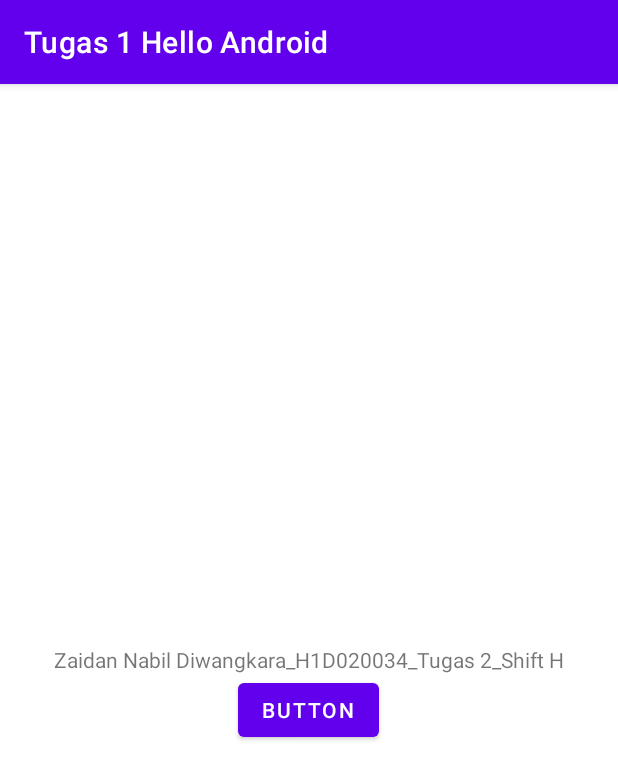
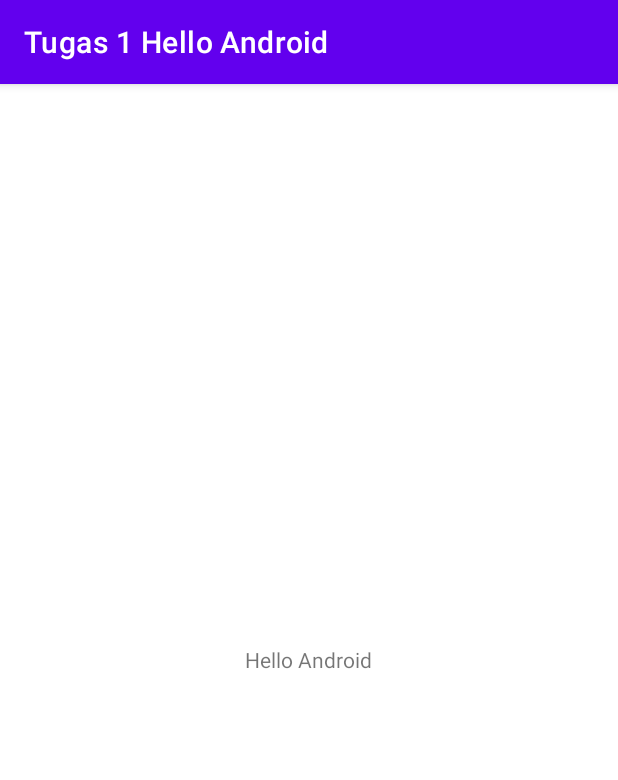
Before and after one commit to zaidan2205/Tugas_2, an Android app: the screen it shows after launch (MainActivity), on a phone screen of 412 x 824 dp. Shown: the top 780 px of the screen. Run offline under Robolectric (Android 15) with nearby library versions, the phone set to English and light mode, and no system bars.

Commit message:
Perbarui Tampilan2

```diff
--- a/app/src/main/res/layout/activity_main.xml
+++ b/app/src/main/res/layout/activity_main.xml
@@ -11,14 +11,7 @@
         android:id="@+id/tv1"
         android:layout_width="wrap_content"
         android:layout_height="wrap_content"
-        android:text="Zaidan Nabil Diwangkara_H1D020034_Tugas 2_Shift H"
+        android:text="Hello Android"
         android:layout_centerHorizontal="true"
         android:layout_centerVertical="true"/>
-    <Button
-        android:id="@+id/btn1"
-        android:layout_width="wrap_content"
-        android:layout_height="wrap_content"
-        android:text="Button"
-        android:layout_below="@+id/tv1"
-        android:layout_centerHorizontal="true" />
 </RelativeLayout>
```
